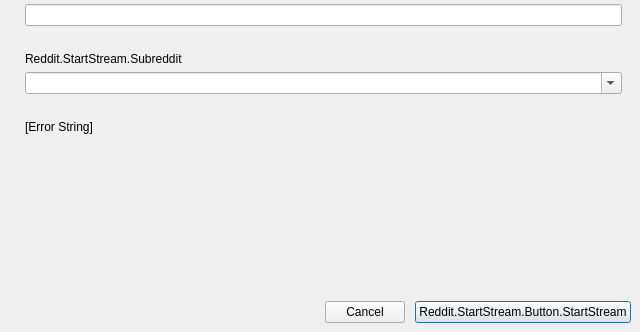
This is UI/forms/RedditStartStreamDialog2.ui in reddit/rpan-studio as Qt 5 draws it before an edit; both pictures show x 0 to 640 and y 168 to 500 of the 640 by 500 pixel window. The edited form follows.
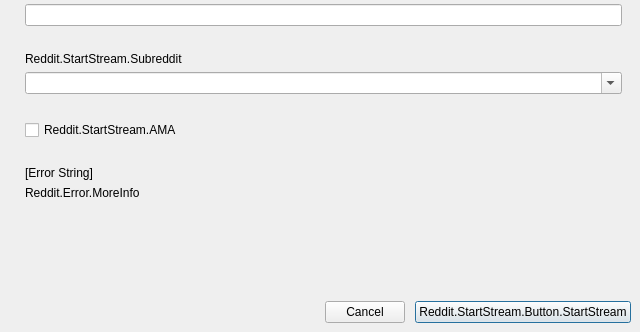
This is the edited form. Icons and pictures are not drawn. Custom widgets are drawn as their Qt base class.

The edit to the form file:
```diff
--- a/UI/forms/RedditStartStreamDialog2.ui
+++ b/UI/forms/RedditStartStreamDialog2.ui
@@ -148,6 +148,32 @@
              </property>
             </widget>
            </item>
+           <item>
+            <spacer name="verticalSpacer_9">
+             <property name="orientation">
+              <enum>Qt::Vertical</enum>
+             </property>
+             <property name="sizeType">
+              <enum>QSizePolicy::Fixed</enum>
+             </property>
+             <property name="sizeHint" stdset="0">
+              <size>
+               <width>20</width>
+               <height>20</height>
+              </size>
+             </property>
+            </spacer>
+           </item>
+           <item>
+            <widget class="QCheckBox" name="amaMode">
+             <property name="toolTip">
+              <string>Reddit.StartStream.AMA.Tooltip</string>
+             </property>
+             <property name="text">
+              <string>Reddit.StartStream.AMA</string>
+             </property>
+            </widget>
+           </item>
            <item>
             <spacer name="verticalSpacer_6">
              <property name="orientation">
@@ -171,6 +197,13 @@
              </property>
             </widget>
            </item>
+           <item>
+            <widget class="ClickableLabel" name="errorMoreInfo">
+             <property name="text">
+              <string>Reddit.Error.MoreInfo</string>
+             </property>
+            </widget>
+           </item>
            <item>
             <spacer name="verticalSpacer_2">
              <property name="orientation">
@@ -458,6 +491,13 @@
    </item>
   </layout>
  </widget>
+ <customwidgets>
+  <customwidget>
+   <class>ClickableLabel</class>
+   <extends>QLabel</extends>
+   <header>clickable-label.hpp</header>
+  </customwidget>
+ </customwidgets>
  <resources>
   <include location="obs.qrc"/>
  </resources>
```
